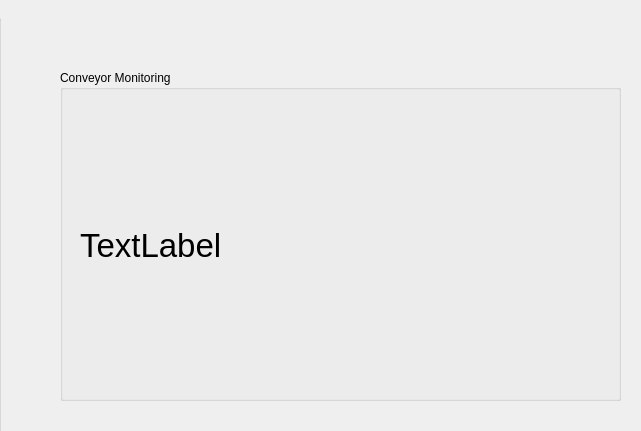
This is src/iot_project.ui in addinedu-ros-7th/iot-repo-3 as Qt 5 draws it before an edit; both pictures show x 230 to 871 and y 0 to 431 of the 1202 by 856 pixel window. The edited form follows.
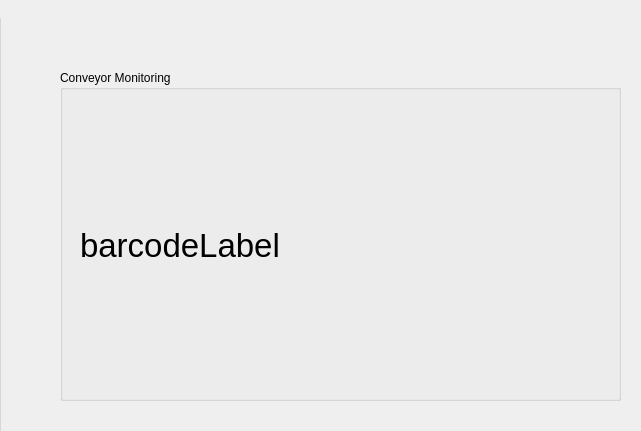
This is the edited form.

Commit message: fix::label name change

Patch:
```diff
--- a/src/iot_project.ui
+++ b/src/iot_project.ui
@@ -139,7 +139,7 @@
      </font>
     </property>
     <property name="text">
-     <string>TextLabel</string>
+     <string>barcodeLabel</string>
     </property>
    </widget>
   </widget>
```
